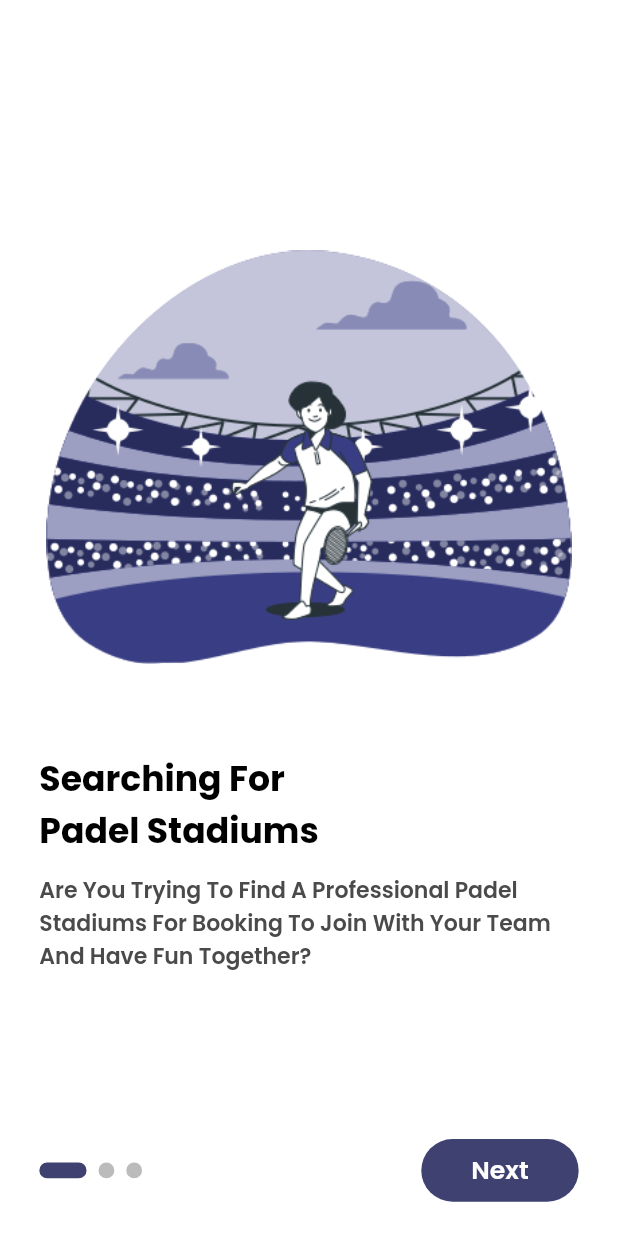
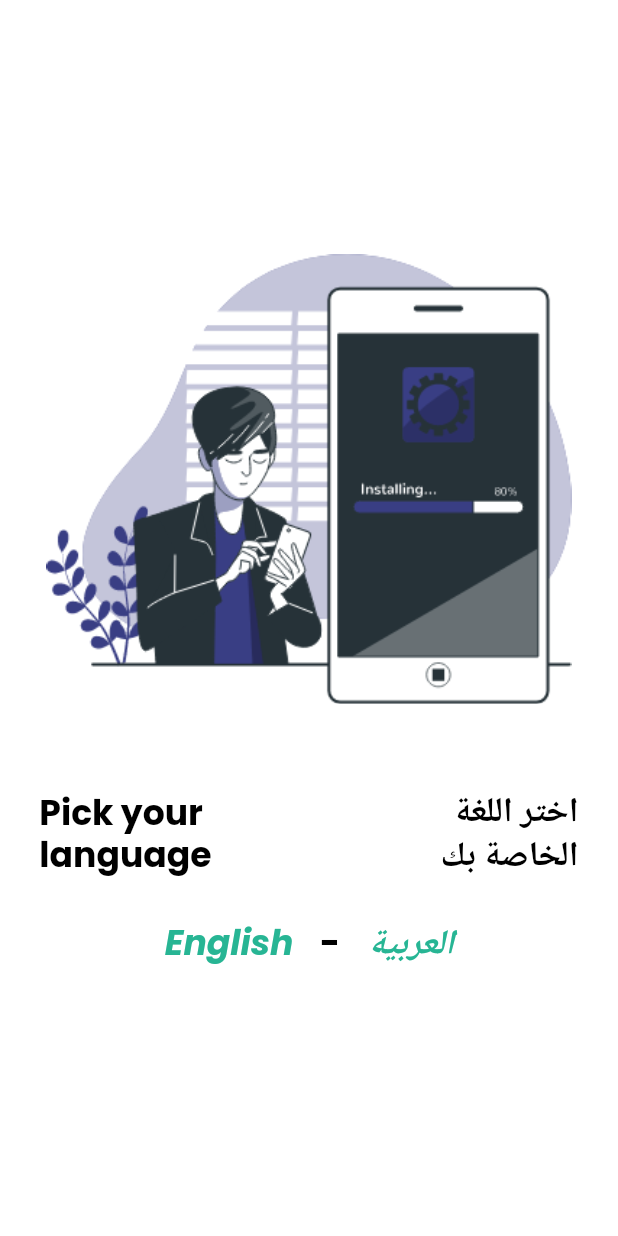
Before and after one commit to Salah-E-Messaoudi/padel, a Flutter app: the screen it shows after launch, on a phone screen of 412 x 824 dp. Run offline on Flutter 3.47's test engine with Material 2 defaults, Android fonts, the phone set to English and light mode, and no system bars; drawn by our look-alikes of smooth_page_indicator; our stand-ins replace cached_network_image, cloud_firestore, country_code_picker, firebase_auth, firebase_core, firebase_messaging and 18 more; missing offline and left inert: phone_number; accounts and stored records are empty; generated files the repository leaves out were written again; project files that could hold a hidden picture were left out.

Commit message:
added support for change language

```diff
--- a/lib/src/app.dart
+++ b/lib/src/app.dart
@@ -10,7 +10,7 @@ import 'package:provider/provider.dart';
 import 'settings/settings_controller.dart';
 
 /// The Widget that configures your application.
-class MyApp extends StatelessWidget {
+class MyApp extends StatefulWidget {
   const MyApp({
     Key? key,
     required this.settingsController,
@@ -18,12 +18,40 @@ class MyApp extends StatelessWidget {
 
   final SettingsController settingsController;
 
+  static void setLocale(BuildContext context, Locale locale) {
+    _MyAppState? state = context.findAncestorStateOfType<_MyAppState>();
+    if (state != null) state.setLocal(locale);
+  }
+
+  static Locale? getLocale(BuildContext context) {
+    _MyAppState? state = context.findAncestorStateOfType<_MyAppState>();
+    if (state != null) return state.locale;
+    return null;
+  }
+
+  @override
+  State<MyApp> createState() => _MyAppState();
+}
+
+class _MyAppState extends State<MyApp> {
+  Locale? _locale;
+
+  Locale? get locale {
+    return _locale;
+  }
+
+  void setLocal(Locale locale) {
+    setState(() {
+      _locale = locale;
+    });
+  }
+
   @override
   Widget build(BuildContext context) {
     return ScreenUtilInit(
         designSize: const Size(392.7, 834.9),
         builder: () => AnimatedBuilder(
-              animation: settingsController,
+              animation: widget.settingsController,
               builder: (BuildContext context, Widget? child) {
                 return MultiProvider(
                   providers: [
@@ -35,6 +63,7 @@ class MyApp extends StatelessWidget {
                   child: MaterialApp(
                     restorationScopeId: 'app',
                     debugShowCheckedModeBanner: false,
+                    locale: _locale,
                     localizationsDelegates: const [
                       AppLocalizations.delegate,
                       CountryLocalizations.delegate,
@@ -95,7 +124,8 @@ class MyApp extends StatelessWidget {
                           ),
                     ),
                     home: Wrapper(
-                      settingsController: settingsController,
+                      locale: locale,
+                      settingsController: widget.settingsController,
                     ),
                   ),
                 );
--- a/lib/src/services_models/list_models/api/list_stadiums.dart
+++ b/lib/src/services_models/list_models/api/list_stadiums.dart
@@ -27,7 +27,7 @@ class ListStadiums {
   }
 
   static Future<void> getList(String type, {bool refresh = false}) async {
-    if (isNotNull || isLoading) return;
+    if (isNotNull) return;
     isLoading = true;
     await getListGames(refresh);
     filterListGames(type);
--- a/lib/src/view_models/wrappers/wrapper.dart
+++ b/lib/src/view_models/wrappers/wrapper.dart
@@ -5,6 +5,7 @@ import 'package:flutter/material.dart';
 import 'package:flutter_local_notifications/flutter_local_notifications.dart';
 import 'package:flutter_screenutil/flutter_screenutil.dart';
 import 'package:padel/main.dart';
+import 'package:padel/src/app.dart';
 import 'package:padel/src/services_models/models.dart';
 import 'package:padel/src/services_models/services.dart';
 import 'package:padel/src/settings/preferences.dart';
@@ -12,13 +13,17 @@ import 'package:padel/src/settings/settings_controller.dart';
 import 'package:padel/src/widgets/authentication.dart';
 import 'package:padel/src/widgets/screens.dart';
 import 'package:provider/provider.dart';
+import 'package:intl/date_symbol_data_local.dart';
 
 class Wrapper extends StatefulWidget {
   const Wrapper({
     Key? key,
     required this.settingsController,
+    required this.locale,
   }) : super(key: key);
+
   final SettingsController settingsController;
+  final Locale? locale;
 
   @override
   State<Wrapper> createState() => _WrapperState();
@@ -27,10 +32,14 @@ class Wrapper extends StatefulWidget {
 class _WrapperState extends State<Wrapper> {
   bool? showOnboarding;
   UserData? userStream;
+  Locale? locale;
 
   @override
   void initState() {
     WidgetsFlutterBinding.ensureInitialized();
+    log(widget.locale?.languageCode ?? 'null');
+    locale = widget.locale;
+    initializeDateFormatting(locale?.languageCode);
     super.initState();
     FirebaseMessaging.instance
         .getInitialMessage()
@@ -89,6 +98,14 @@ class _WrapperState extends State<Wrapper> {
               snapshot.connectionState == ConnectionState.waiting) {
             return const SplashScreen(loading: true);
           }
+          if (locale == null) {
+            return PickLanguage(
+              setLocale: (locale) {
+                Preferences().setLocale(locale);
+                MyApp.setLocale(context, locale);
+              },
+            );
+          }
           return FutureBuilder<bool>(
               future: RemoteConfigService.setup(context),
               builder: (context, configSnapshot) {
@@ -124,6 +141,12 @@ class _WrapperState extends State<Wrapper> {
   }
 
   Future<void> getShowOnboarding() async {
+    if (locale == null) {
+      locale = await Preferences().getLocale();
+      if (locale != widget.locale) {
+        MyApp.setLocale(context, locale!);
+      }
+    }
     showOnboarding = showOnboarding ?? await Preferences().getShowOnboarding();
   }
 
--- a/lib/src/widgets/authentication.dart
+++ b/lib/src/widgets/authentication.dart
@@ -1,3 +1,4 @@
 export 'package:padel/src/widgets/authentication/onboarding.dart';
 export 'package:padel/src/widgets/authentication/phone_auth.dart';
 export 'package:padel/src/widgets/authentication/setup_account.dart';
+export 'package:padel/src/widgets/authentication/pick_language.dart';
--- /dev/null
+++ b/lib/src/widgets/authentication/pick_language.dart
@@ -0,0 +1,106 @@
+import 'package:flutter/material.dart';
+import 'package:flutter_screenutil/flutter_screenutil.dart';
+import 'package:google_fonts/google_fonts.dart';
+
+class PickLanguage extends StatelessWidget {
+  const PickLanguage({
+    Key? key,
+    required this.setLocale,
+  }) : super(key: key);
+
+  final void Function(Locale) setLocale;
+
+  @override
+  Widget build(BuildContext context) {
+    return Scaffold(
+      body: Padding(
+        padding: EdgeInsets.symmetric(horizontal: 25.sp),
+        child: Column(
+          crossAxisAlignment: CrossAxisAlignment.center,
+          mainAxisAlignment: MainAxisAlignment.center,
+          children: [
+            Center(
+              child: Image(
+                image:
+                    const AssetImage('assets/images/App installation-bro.png'),
+                width: 0.85.sw,
+              ),
+            ),
+            SizedBox(height: 60.h),
+            Row(
+              crossAxisAlignment: CrossAxisAlignment.center,
+              mainAxisAlignment: MainAxisAlignment.spaceBetween,
+              children: [
+                Text(
+                  'Pick your\nlanguage',
+                  textAlign: TextAlign.left,
+                  style: GoogleFonts.poppins(
+                    color: Theme.of(context).textTheme.headline1!.color,
+                    fontSize: 22.sp,
+                    fontWeight: FontWeight.bold,
+                    height: 1.2,
+                  ),
+                ),
+                Text(
+                  'اختر اللغة\nالخاصة بك',
+                  textAlign: TextAlign.right,
+                  style: GoogleFonts.poppins(
+                    color: Theme.of(context).textTheme.headline1!.color,
+                    fontSize: 22.sp,
+                    fontWeight: FontWeight.bold,
+                    height: 1.2,
+                  ),
+                ),
+              ],
+            ),
+            SizedBox(height: 20.h),
+            Row(
+              crossAxisAlignment: CrossAxisAlignment.center,
+              mainAxisAlignment: MainAxisAlignment.center,
+              children: [
+                TextButton(
+                  onPressed: () => setLocale(const Locale('en')),
+                  child: Text(
+                    'English',
+                    textAlign: TextAlign.left,
+                    style: GoogleFonts.poppins(
+                      color: Theme.of(context).colorScheme.secondary,
+                      fontSize: 22.sp,
+                      fontWeight: FontWeight.bold,
+                      fontStyle: FontStyle.italic,
+                      height: 1.2,
+                    ),
+                  ),
+                ),
+                Text(
+                  '  -  ',
+                  textAlign: TextAlign.left,
+                  style: GoogleFonts.poppins(
+                    color: Theme.of(context).textTheme.headline1!.color,
+                    fontSize: 22.sp,
+                    fontWeight: FontWeight.bold,
+                    height: 1.2,
+                  ),
+                ),
+                TextButton(
+                  onPressed: () => setLocale(const Locale('ar')),
+                  child: Text(
+                    'العربية',
+                    textAlign: TextAlign.left,
+                    style: GoogleFonts.poppins(
+                      color: Theme.of(context).colorScheme.secondary,
+                      fontSize: 22.sp,
+                      fontWeight: FontWeight.bold,
+                      fontStyle: FontStyle.italic,
+                      height: 1.2,
+                    ),
+                  ),
+                ),
+              ],
+            ),
+          ],
+        ),
+      ),
+    );
+  }
+}
```
Also changed, not shown: lib/src/settings/preferences.dart (+14 -0 lines), lib/src/widgets/screens/side_menu.dart (+34 -7 lines), assets/images/App installation-bro.png (added).
